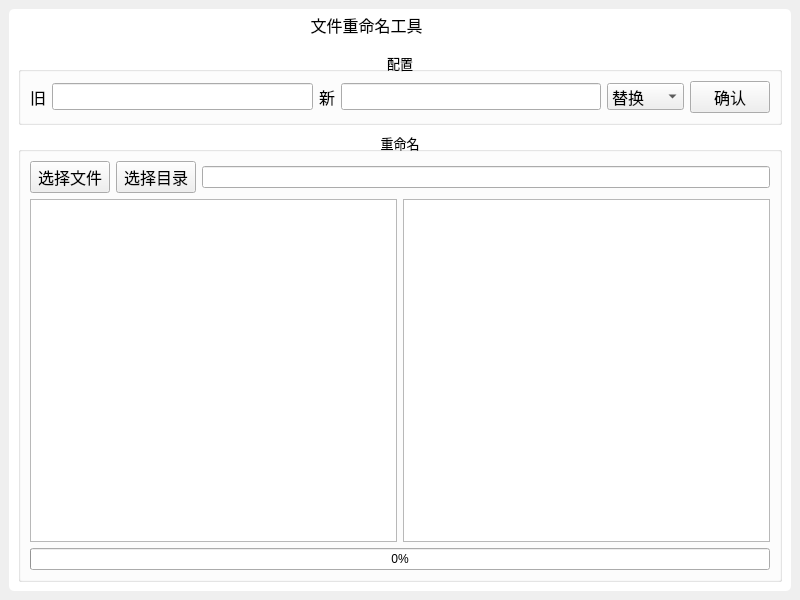
Old version of the form src/widget.ui in the repository tianzhendong/FileRename.
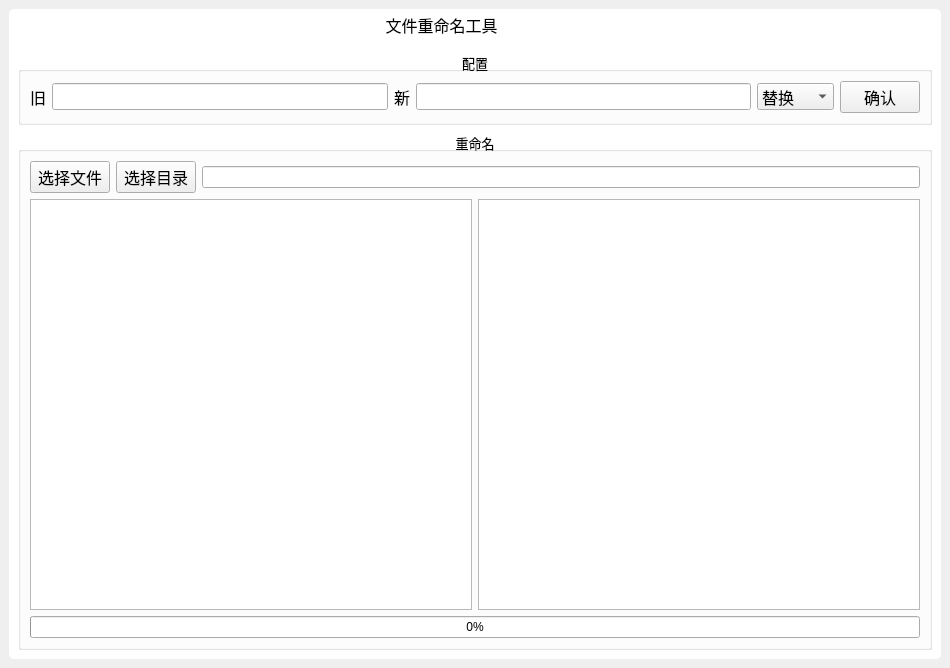
New version of the form. Icons and pictures are not drawn.

What changed in the file:
```diff
--- a/src/widget.ui
+++ b/src/widget.ui
@@ -6,8 +6,8 @@
    <rect>
     <x>0</x>
     <y>0</y>
-    <width>800</width>
-    <height>600</height>
+    <width>950</width>
+    <height>668</height>
    </rect>
   </property>
   <property name="windowTitle">
@@ -508,10 +508,21 @@
             <item row="1" column="0">
              <layout class="QHBoxLayout" name="horizontalLayout_3">
               <item>
-               <widget class="QListWidget" name="listWidget"/>
+               <widget class="QListWidget" name="listWidget">
+                <property name="enabled">
+                 <bool>true</bool>
+                </property>
+               </widget>
               </item>
               <item>
-               <widget class="QListWidget" name="listWidget_2"/>
+               <widget class="QListWidget" name="listWidget_2">
+                <property name="enabled">
+                 <bool>true</bool>
+                </property>
+                <property name="contextMenuPolicy">
+                 <enum>Qt::CustomContextMenu</enum>
+                </property>
+               </widget>
               </item>
              </layout>
             </item>
```
